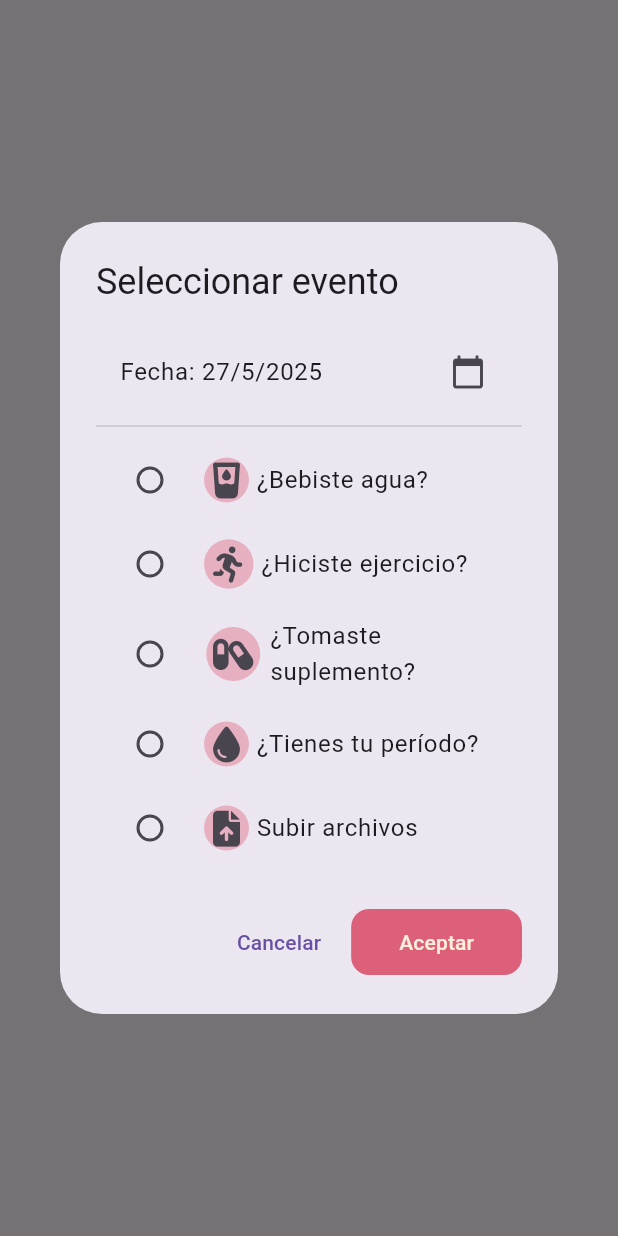
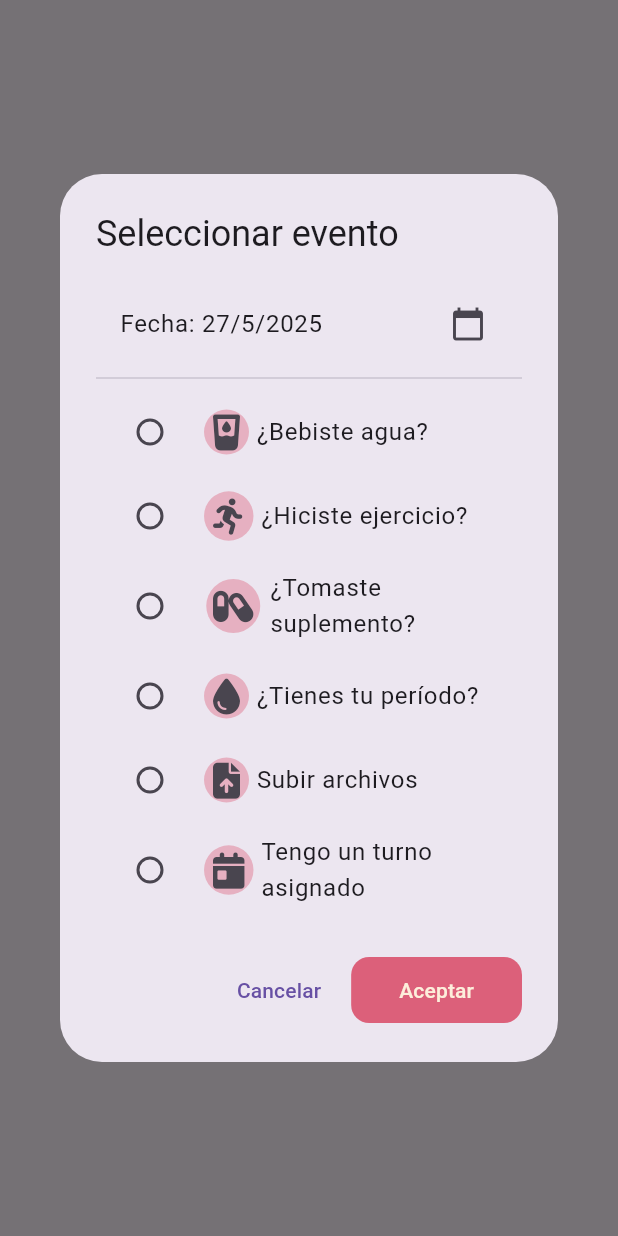
Before and after one commit to Nutrabit/Nutrabit-paciente, a Flutter app: what show() shows on an empty page, opened directly with empty values, on a phone screen of 412 x 824 dp. Run offline on Flutter 3.47's test engine with Material 3 defaults, Android fonts, the phone set to English and light mode, and no system bars; our stand-ins replace cloud_firestore, file_picker, firebase_auth, firebase_core, firebase_storage, flutter_riverpod and 7 more; missing offline and left inert: syncfusion_flutter_pdfviewer; accounts and stored records are empty.

Commit message:
turnos y mensaje actualizado de login

```diff
--- a/lib/core/models/event_type.dart
+++ b/lib/core/models/event_type.dart
@@ -6,7 +6,8 @@ enum EventType {
   EXERCISE,
   SUPLEMENT,
   PERIOD,
-  UPLOAD_FILE
+  UPLOAD_FILE,
+  APPOINTMENT
 }
 
 extension EventTypeExtension on EventType {
@@ -22,6 +23,8 @@ extension EventTypeExtension on EventType {
         return "Tengo mi período";
       case EventType.UPLOAD_FILE:
         return "Archivo";
+      case EventType.APPOINTMENT:
+        return "Tengo un turno asignado";
     }
   }
 
@@ -37,6 +40,8 @@ extension EventTypeExtension on EventType {
         return "Subir archivos";
       case EventType.PERIOD:
         return "¿Tienes tu período?";
+      case EventType.APPOINTMENT:
+        return "Tengo un turno asignado";
     }
   }
 
@@ -52,6 +57,8 @@ extension EventTypeExtension on EventType {
         return FaIcon(FontAwesomeIcons.fileArrowUp);
       case EventType.PERIOD:
         return FaIcon(FontAwesomeIcons.droplet);
+      case EventType.APPOINTMENT:
+        return FaIcon(FontAwesomeIcons.calendarDay);
     }
   }
 
@@ -67,6 +74,8 @@ extension EventTypeExtension on EventType {
         return FontAwesomeIcons.droplet;
       case EventType.UPLOAD_FILE:
         return FontAwesomeIcons.fileArrowUp;
+      case EventType.APPOINTMENT:
+        return FontAwesomeIcons.calendarDay;
     }
   }
 
@@ -82,6 +91,8 @@ extension EventTypeExtension on EventType {
         return Color(0xFFFF230A);
       case EventType.UPLOAD_FILE:
         return Color(0xFFf8e61b);
+      case EventType.APPOINTMENT:
+        return Color(0xFFEAC5EF);
     }
   }
 }
--- a/lib/presentations/screens/calendar/newEventDialog.dart
+++ b/lib/presentations/screens/calendar/newEventDialog.dart
@@ -11,24 +11,46 @@ class NewEventDialog {
     DateTime? selectedDate = initialDate ?? DateTime.now();
     EventType? selectedEventType;
     final TextEditingController descriptionController = TextEditingController();
-    const excludedTypes = {EventType.UPLOAD_FILE, EventType.PERIOD};
+    const excludedTypes = {
+      EventType.UPLOAD_FILE,
+      EventType.PERIOD,
+      EventType.APPOINTMENT,
+    };
 
     Future<void> uploadAndSaveEvent() async {
       if (selectedEventType == EventType.UPLOAD_FILE) {
         context.push('/envios/subir-comida', extra: selectedDate);
       } else {
         if (selectedEventType != null) {
-
           await _eventService.uploadEvent(
             fileBytes: Uint8List(0),
             fileName: '',
             title: selectedEventType!.description,
-            description: descriptionController.text,
+            description:
+                selectedEventType != EventType.APPOINTMENT
+                    ? descriptionController.text
+                    : '${selectedDate!.hour}:${selectedDate!.minute} hs',
             type: selectedEventType!.name,
             dateTime: selectedDate!,
           );
         }
-        ;
+      }
+    }
+
+    Future<void> pickTime() async {
+      final time = await showTimePicker(
+        context: context,
+        initialTime: TimeOfDay.now(),
+      );
+
+      if (time != null && selectedDate != null) {
+        selectedDate = DateTime(
+          selectedDate!.year,
+          selectedDate!.month,
+          selectedDate!.day,
+          time.hour,
+          time.minute,
+        );
       }
     }
 
@@ -42,9 +64,12 @@ class NewEventDialog {
               content: SingleChildScrollView(
                 child: Column(
                   mainAxisSize: MainAxisSize.min,
+                  mainAxisAlignment: MainAxisAlignment.start,
                   children: [
                     ListTile(
-                      title: Text('Fecha: ${selectedDate!.day}/${selectedDate!.month}/${selectedDate!.year}'),
+                      title: Text(
+                        'Fecha: ${selectedDate!.day}/${selectedDate!.month}/${selectedDate!.year}',
+                      ),
                       trailing: Icon(Icons.calendar_today),
                       onTap: () async {
                         final picked = await showDatePicker(
@@ -76,7 +101,9 @@ class NewEventDialog {
                                 child: eventType.icon,
                               ),
                               SizedBox(width: 5),
-          Expanded(child: Text(eventType.pluralDescription)),
+                              Expanded(
+                                child: Text(eventType.pluralDescription),
+                              ),
                             ],
                           ),
                           value: eventType,
@@ -89,7 +116,9 @@ class NewEventDialog {
                         ),
                         if (isSelected && !excludedTypes.contains(eventType))
                           Padding(
-        padding: const EdgeInsets.symmetric(horizontal: 16.0),
+                            padding: const EdgeInsets.symmetric(
+                              horizontal: 16.0,
+                            ),
                             child: TextField(
                               controller: descriptionController,
                               decoration: InputDecoration(
@@ -99,10 +128,33 @@ class NewEventDialog {
                               maxLines: 2,
                             ),
                           ),
+                        if (isSelected && eventType == EventType.APPOINTMENT)
+                          Padding(
+                            padding: const EdgeInsets.symmetric(
+                              horizontal: 16.0,
+                            ),
+                            child: InkWell(
+                              onTap: () async {
+                                await pickTime();
+                                setState(() {});
+                              },
+                              child: InputDecorator(
+                                decoration: const InputDecoration(
+                                  labelText: 'Hora',
+                                  border: OutlineInputBorder(),
+                                ),
+                                child: Text(
+                                  selectedDate != null
+                                      ? TimeOfDay.fromDateTime(
+                                        selectedDate!,
+                                      ).format(context)
+                                      : 'Seleccionar hora',
+                                ),
+                              ),
+                            ),
+                          ),
                       ];
                     }).toList(),
-
-
                   ],
                 ),
               ),
@@ -114,8 +166,8 @@ class NewEventDialog {
                   },
                 ),
                 TextButton(
+                  style: mainButtonDecoration(),
                   child: Text('Aceptar'),
-                  style: mainButtonDecoration(),
                   onPressed: () {
                     uploadAndSaveEvent();
                     Navigator.of(context).pop();
```
Also changed, not shown: lib/presentations/screens/login.dart (+12 -3 lines). Lines whose indentation alone changed are shown as unchanged.
